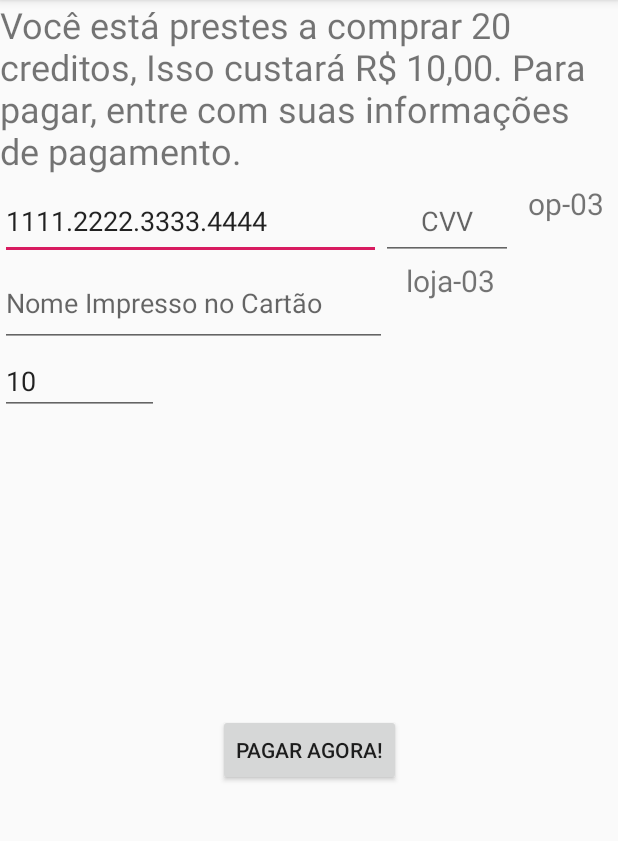
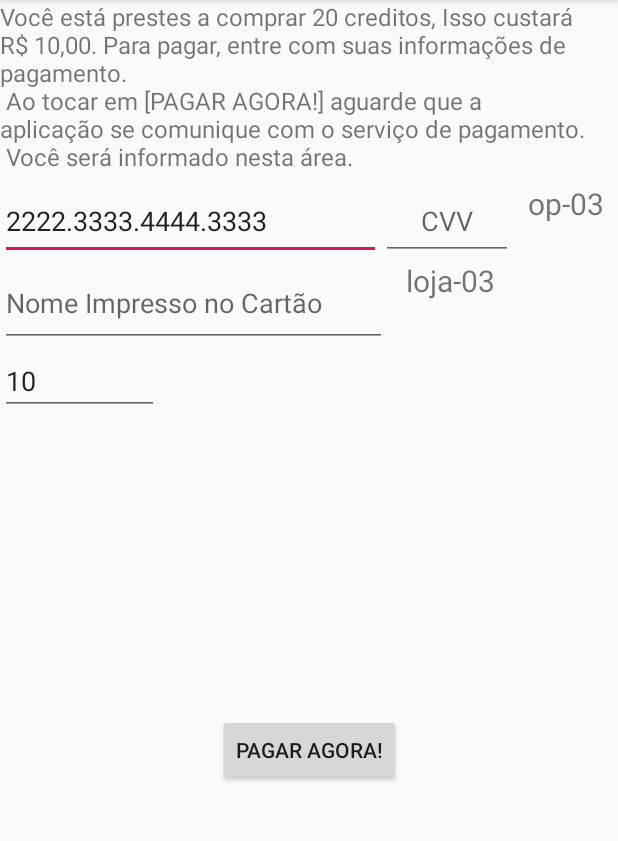
Before and after one commit to rafulll/TTTAG2, an Android app: the PaymentActivity screen opened directly, with no data from a screen before it, on a phone screen of 412 x 824 dp, the part 84-925 px from its top. Run offline under Robolectric (Android 15) with nearby library versions, the phone set to English and light mode, and no system bars.

Commit message:
Tratando mensagens de pagamento na aplicação

```diff
--- a/app/src/main/res/layout/activity_payment.xml
+++ b/app/src/main/res/layout/activity_payment.xml
@@ -11,19 +11,21 @@
         android:layout_width="393dp"
         android:layout_height="122dp"
 
-        android:text="Você está prestes a comprar 20 creditos, Isso custará R$ 10,00. Para pagar, entre com suas informações de pagamento."
-        android:textSize="24sp"
-        app:layout_constraintTop_toTopOf="parent" />
+        android:text="Você está prestes a comprar 20 creditos, Isso custará R$ 10,00. Para pagar, entre com suas informações de pagamento. \n Ao tocar em [PAGAR AGORA!] aguarde que a aplicação se comunique com o serviço de pagamento.\n Você será informado nesta área."
+        android:textSize="16sp"
+        app:layout_constraintTop_toTopOf="parent"
+        tools:ignore="MissingConstraints" />
 
     <EditText
         android:id="@+id/editText4"
         android:layout_width="254dp"
         android:layout_height="51dp"
         android:ems="10"
-        android:text="1111.2222.3333.4444"
+        android:text="2222.3333.4444.3333"
         android:inputType="text"
         app:layout_constraintTop_toBottomOf="@+id/textView3"
-        tools:layout_editor_absoluteX="4dp" />
+        tools:layout_editor_absoluteX="4dp"
+        tools:ignore="MissingConstraints" />
 
     <EditText
         android:id="@+id/editText5"
```
Also changed, not shown: app/src/main/java/com/example/jogodavelha/PaymentActivity.kt (+16 -4 lines).
